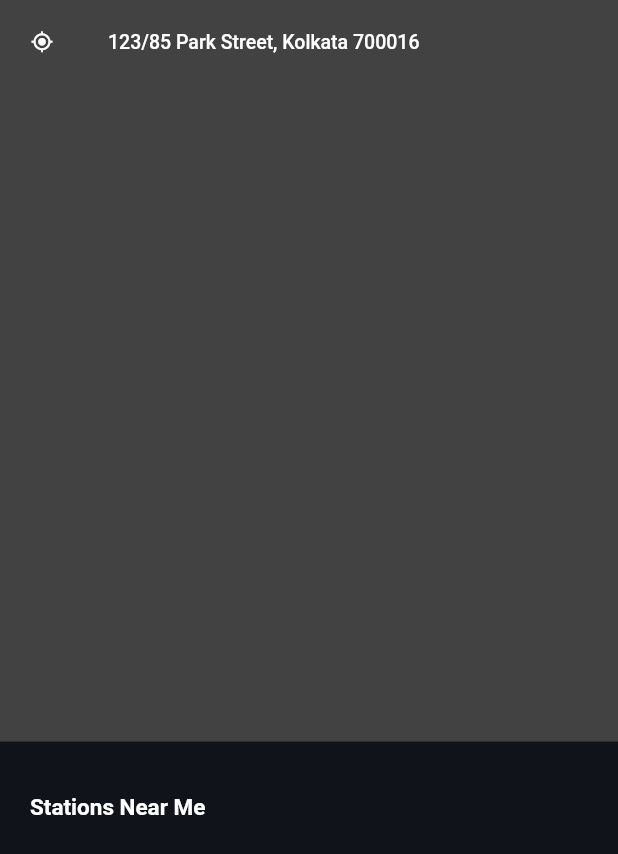
After one commit to tanaybanerjeedeveloper/noun_app, a Flutter app: the HomeScreen screen opened by its route, on a phone screen of 412 x 824 dp. The commit adds this screen. Shown: the top 854 px of the screen. Run offline on Flutter 3.47's test engine with Material 2 defaults, Android fonts, the phone set to English and light mode, and no system bars; our stand-ins replace smooth_page_indicator.

Commit message:
added sliver app bar

```diff
--- a/lib/main.dart
+++ b/lib/main.dart
@@ -3,6 +3,7 @@ import './screens/welcome_screen.dart';
 import './screens/signup_screen.dart';
 import './screens/login_screen.dart';
 import './screens/onboarding_screen.dart';
+import './screens/home_screen.dart';
 
 void main() {
   runApp(const MyApp());
@@ -25,6 +26,7 @@ class MyApp extends StatelessWidget {
         SignupScreen.id: (context) => SignupScreen(),
         WelcomeScreen.id: (context) => WelcomeScreen(),
         LoginScreen.id: (context) => LoginScreen(),
+        HomeScreen.id: (context) => HomeScreen(),
       },
       debugShowCheckedModeBanner: false,
     );
--- /dev/null
+++ b/lib/screens/home_screen.dart
@@ -0,0 +1,68 @@
+import 'package:flutter/material.dart';
+import 'dart:ui';
+import '../utilities/constants.dart';
+
+class HomeScreen extends StatefulWidget {
+  //HomeScreen({Key? key}) : super(key: key);
+  static const id = 'homeScreen';
+
+  @override
+  State<HomeScreen> createState() => _HomeScreenState();
+}
+
+class _HomeScreenState extends State<HomeScreen> {
+  @override
+  Widget build(BuildContext context) {
+    final mediaQuery = MediaQuery.of(context);
+    return Scaffold(
+      backgroundColor: kScaffoldBackgroundColor,
+      // appBar: AppBar(
+      //   leading: Icon(
+      //     Icons.gps_fixed,
+      //     size: 15.0,
+      //   ),
+      //   title: Text(
+      //     '123/85 Park Street, Kolkata 700016',
+      //     style: TextStyle(fontSize: 13.0),
+      //   ),
+      //   backgroundColor: Color(0xff11131b),
+      //   elevation: 0,
+      // ),
+      body: NestedScrollView(
+        headerSliverBuilder: (context, innerBoxIsScrolled) => [
+          SliverAppBar(
+            //backgroundColor: Color(0xff11131b),
+            expandedHeight: mediaQuery.size.height * 0.6,
+            leading: Icon(
+              Icons.gps_fixed,
+              size: 15.0,
+            ),
+            title: Text(
+              '123/85 Park Street, Kolkata 700016',
+              style: TextStyle(fontSize: 13.0),
+            ),
+          ),
+        ],
+        body: SingleChildScrollView(
+          child: Container(
+            padding: EdgeInsets.only(top: 35.0),
+            child: Column(
+              crossAxisAlignment: CrossAxisAlignment.start,
+              children: [
+                Padding(
+                  padding:
+                      EdgeInsets.symmetric(vertical: 0.0, horizontal: 20.0),
+                  child: Text(
+                    'Stations Near Me',
+                    style:
+                        TextStyle(fontWeight: FontWeight.bold, fontSize: 15.0),
+                  ),
+                ),
+              ],
+            ),
+          ),
+        ),
+      ),
+    );
+  }
+}
--- a/lib/screens/login_screen.dart
+++ b/lib/screens/login_screen.dart
@@ -2,6 +2,7 @@ import 'package:flutter/material.dart';
 import '../utilities/constants.dart';
 import '../widgets/3rd_party_login_btn.dart';
 import '../widgets/button.dart';
+import 'home_screen.dart';
 
 class LoginScreen extends StatefulWidget {
   //LoginScreen({Key? key}) : super(key: key);
@@ -128,7 +129,9 @@ class _LoginScreenState extends State<LoginScreen> {
                 const SizedBox(
                   height: 75.0,
                 ),
-                Button('LOGIN', () {}),
+                Button('LOGIN', () {
+                  Navigator.pushNamed(context, HomeScreen.id);
+                }),
                 const SizedBox(
                   height: 35.0,
                 ),
--- a/lib/utilities/constants.dart
+++ b/lib/utilities/constants.dart
@@ -1,4 +1,6 @@
 import 'package:flutter/material.dart';
+
+const kScaffoldBackgroundColor = Color(0xff11131b);
 
 const kTextFieldDecoration = InputDecoration(
   filled: true,
```
